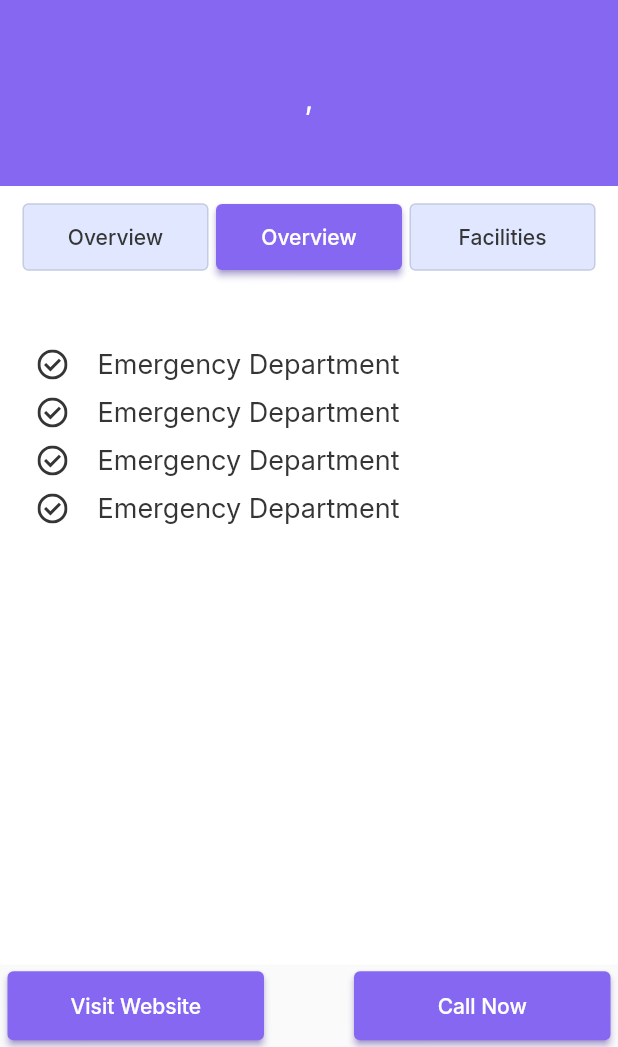
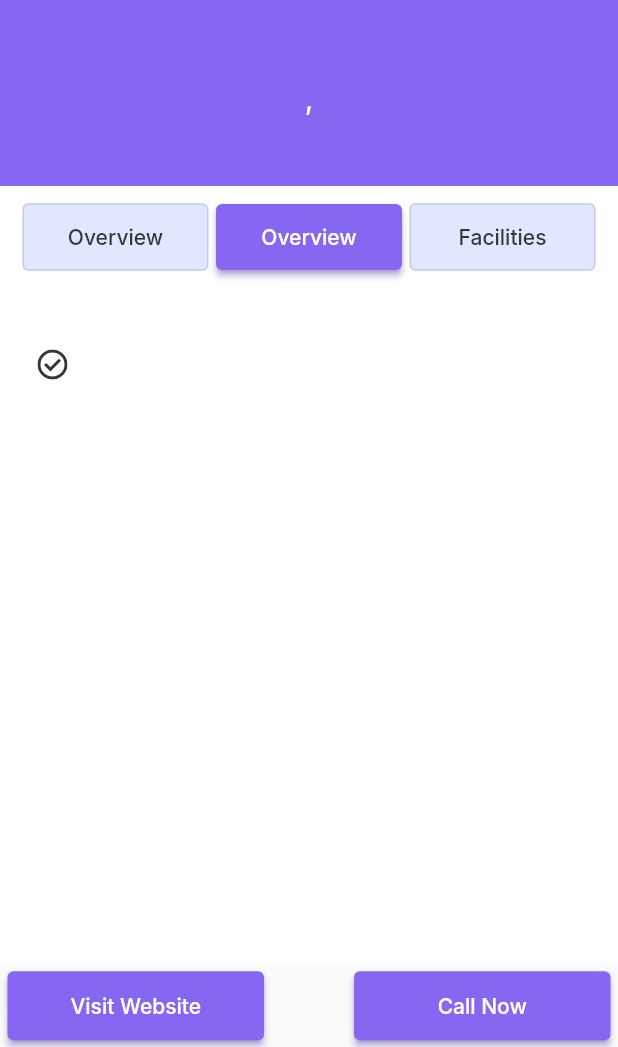
Before and after one commit to psalmuelle/medlink, a Flutter app: the HospitalInfoPage screen opened directly with empty values, after a tap on "Services", on a phone screen of 412 x 824 dp, the part 189-1236 px from its top. Run offline on Flutter 3.47's test engine with Material 2 defaults, Android fonts, the light colour scheme and no system bars; our stand-ins replace flutter_svg, google_fonts.

Commit message:
feat: add all info about hospital

```diff
--- a/lib/components/hospital_info.dart
+++ b/lib/components/hospital_info.dart
@@ -1,110 +1,156 @@
 import 'package:flutter/material.dart';
 import 'package:flutter_svg/flutter_svg.dart';
+import 'package:medlink/config/get_hospitals.dart';
 
 class OverviewPage extends StatelessWidget {
-  const OverviewPage({super.key});
+  const OverviewPage({super.key, required this.hospitalData});
+
+  final HospitalData hospitalData;
 
   @override
   Widget build(BuildContext context) {
     return SingleChildScrollView(
       child: Container(
           padding: const EdgeInsets.symmetric(vertical: 25, horizontal: 25),
-          child: Column(
-            mainAxisAlignment: MainAxisAlignment.start,
+          child: Table(
+            columnWidths: const {
+              0: FractionColumnWidth(0.4),
+              1: FractionColumnWidth(0.6)
+            },
             children: [
-              Row(
-                mainAxisAlignment: MainAxisAlignment.start,
-                crossAxisAlignment: CrossAxisAlignment.start,
-                children: [
-                  Text(
+              TableRow(children: [
+                Container(
+                  padding: const EdgeInsets.only(bottom: 20),
+                  child: Text(
                     'Address:',
                     style: Theme.of(context)
                         .textTheme
                         .displayMedium
                         ?.copyWith(fontSize: 20),
                   ),
-                  const SizedBox(
-                    width: 20,
                 ),
-                  Flexible(
+                Container(
+                  padding: const EdgeInsets.only(bottom: 20),
                   child: Text(
-                    'Rochester University, Arkansas, United State of America',
+                    hospitalData.address,
                     style: Theme.of(context).textTheme.bodyLarge?.copyWith(),
-                  ))
-                ],
                   ),
-              const SizedBox(
-                height: 10,
                 ),
-              Row(
-                mainAxisAlignment: MainAxisAlignment.start,
-                crossAxisAlignment: CrossAxisAlignment.start,
-                children: [
-                  Text(
-                    'Address:',
+              ]),
+              TableRow(children: [
+                Container(
+                  padding: const EdgeInsets.only(bottom: 20),
+                  child: Text(
+                    'Email:',
                     style: Theme.of(context)
                         .textTheme
                         .displayMedium
                         ?.copyWith(fontSize: 20),
                   ),
-                  const SizedBox(
-                    width: 20,
                 ),
-                  Flexible(
+                Container(
+                  padding: const EdgeInsets.only(bottom: 20),
                   child: Text(
-                    'Rochester University, Arkansas, United State of America',
+                    hospitalData.email,
                     style: Theme.of(context).textTheme.bodyLarge?.copyWith(),
-                  ))
-                ],
                   ),
-              const SizedBox(
-                height: 10,
                 ),
-              Row(
-                mainAxisAlignment: MainAxisAlignment.start,
-                crossAxisAlignment: CrossAxisAlignment.start,
-                children: [
-                  Text(
-                    'Address:',
+              ]),
+              TableRow(children: [
+                Container(
+                  padding: const EdgeInsets.only(bottom: 20),
+                  child: Text(
+                    'Operating Hours:',
                     style: Theme.of(context)
                         .textTheme
                         .displayMedium
                         ?.copyWith(fontSize: 20),
                   ),
-                  const SizedBox(
-                    width: 20,
                 ),
-                  Flexible(
+                Container(
+                  padding: const EdgeInsets.only(bottom: 20),
                   child: Text(
-                    'Rochester University, Arkansas, United State of America',
+                    hospitalData.operatingHours,
                     style: Theme.of(context).textTheme.bodyLarge?.copyWith(),
-                  ))
-                ],
                   ),
-              const SizedBox(
-                height: 10,
                 ),
-              Row(
-                mainAxisAlignment: MainAxisAlignment.start,
-                crossAxisAlignment: CrossAxisAlignment.start,
-                children: [
-                  Text(
-                    'Address:',
+              ]),
+              TableRow(children: [
+                Container(
+                  padding: const EdgeInsets.only(bottom: 20),
+                  child: Text(
+                    'Ownership:',
                     style: Theme.of(context)
                         .textTheme
                         .displayMedium
                         ?.copyWith(fontSize: 20),
                   ),
-                  const SizedBox(
-                    width: 20,
                 ),
-                  Flexible(
+                Container(
+                  padding: const EdgeInsets.only(bottom: 20),
                   child: Text(
-                    'Rochester University, Arkansas, United State of America',
+                    hospitalData.ownership,
                     style: Theme.of(context).textTheme.bodyLarge?.copyWith(),
-                  ))
-                ],
                   ),
+                ),
+              ]),
+              TableRow(children: [
+                Container(
+                  padding: const EdgeInsets.only(bottom: 20),
+                  child: Text(
+                    'Facility Type:',
+                    style: Theme.of(context)
+                        .textTheme
+                        .displayMedium
+                        ?.copyWith(fontSize: 20),
+                  ),
+                ),
+                Container(
+                  padding: const EdgeInsets.only(bottom: 20),
+                  child: Text(
+                    hospitalData.facilityType,
+                    style: Theme.of(context).textTheme.bodyLarge?.copyWith(),
+                  ),
+                ),
+              ]),
+              TableRow(children: [
+                Container(
+                  padding: const EdgeInsets.only(bottom: 20),
+                  child: Text(
+                    'Facility Level:',
+                    style: Theme.of(context)
+                        .textTheme
+                        .displayMedium
+                        ?.copyWith(fontSize: 20),
+                  ),
+                ),
+                Container(
+                  padding: const EdgeInsets.only(bottom: 20),
+                  child: Text(
+                    hospitalData.facilityLevel,
+                    style: Theme.of(context).textTheme.bodyLarge?.copyWith(),
+                  ),
+                ),
+              ]),
+              TableRow(children: [
+                Container(
+                  padding: const EdgeInsets.only(bottom: 20),
+                  child: Text(
+                    'Bed Spaces:',
+                    style: Theme.of(context)
+                        .textTheme
+                        .displayMedium
+                        ?.copyWith(fontSize: 20),
+                  ),
+                ),
+                Container(
+                  padding: const EdgeInsets.only(bottom: 20),
+                  child: Text(
+                    hospitalData.bedSpaces.toString(),
+                    style: Theme.of(context).textTheme.bodyLarge?.copyWith(),
+                  ),
+                ),
+              ]),
             ],
           )),
     );
@@ -112,17 +158,22 @@ class OverviewPage extends StatelessWidget {
 }
 
 class ServicesPage extends StatelessWidget {
-  const ServicesPage({super.key});
+  const ServicesPage({super.key, required this.servicesOffered});
+
+  final List servicesOffered;
 
   @override
   Widget build(BuildContext context) {
     return SingleChildScrollView(
         child: Container(
+      height: MediaQuery.of(context).size.height - 440.0,
       padding: const EdgeInsets.symmetric(vertical: 25, horizontal: 25),
-          child: Column(
-            mainAxisAlignment: MainAxisAlignment.start,
-            children: [
-              Row(
+      child: ListView.builder(
+          itemCount: servicesOffered.length,
+          itemBuilder: (context, index) {
+            return Container(
+              padding: const EdgeInsets.only(bottom: 20),
+              child: Row(
                 mainAxisAlignment: MainAxisAlignment.start,
                 crossAxisAlignment: CrossAxisAlignment.center,
                 children: [
@@ -135,15 +186,34 @@ class ServicesPage extends StatelessWidget {
                   ),
                   Flexible(
                       child: Text(
-                    'Emergency Department',
+                    servicesOffered[index],
                     style: Theme.of(context).textTheme.bodyLarge,
                   ))
                 ],
               ),
-              const SizedBox(
-                height: 10,
-              ),
-              Row(
+            );
+          }),
+    ));
+  }
+}
+
+class FacilitiesPage extends StatelessWidget {
+  const FacilitiesPage({super.key, required this.facilities});
+
+  final List facilities;
+
+  @override
+  Widget build(BuildContext context) {
+    return SingleChildScrollView(
+        child: Container(
+      height: MediaQuery.of(context).size.height - 440.0,
+      padding: const EdgeInsets.symmetric(vertical: 25, horizontal: 25),
+      child: ListView.builder(
+          itemCount: facilities.length,
+          itemBuilder: (context, index) {
+            return Container(
+              padding: const EdgeInsets.only(bottom: 20),
+              child: Row(
                 mainAxisAlignment: MainAxisAlignment.start,
                 crossAxisAlignment: CrossAxisAlignment.center,
                 children: [
@@ -156,159 +226,13 @@ class ServicesPage extends StatelessWidget {
                   ),
                   Flexible(
                       child: Text(
-                    'Emergency Department',
+                    facilities[index],
                     style: Theme.of(context).textTheme.bodyLarge,
                   ))
                 ],
               ),
-              const SizedBox(
-                height: 10,
-              ),
-              Row(
-                mainAxisAlignment: MainAxisAlignment.start,
-                crossAxisAlignment: CrossAxisAlignment.center,
-                children: [
-                  SvgPicture.asset(
-                    'assets/check.svg',
-                    semanticsLabel: 'checkbox',
-                  ),
-                  const SizedBox(
-                    width: 20,
-                  ),
-                  Flexible(
-                      child: Text(
-                    'Emergency Department',
-                    style: Theme.of(context).textTheme.bodyLarge,
-                  ))
-                ],
-              ),
-              const SizedBox(
-                height: 10,
-              ),
-              Row(
-                mainAxisAlignment: MainAxisAlignment.start,
-                crossAxisAlignment: CrossAxisAlignment.center,
-                children: [
-                  SvgPicture.asset(
-                    'assets/check.svg',
-                    semanticsLabel: 'checkbox',
-                  ),
-                  const SizedBox(
-                    width: 20,
-                  ),
-                  Flexible(
-                      child: Text(
-                    'Emergency Department',
-                    style: Theme.of(context).textTheme.bodyLarge,
-                  ))
-                ],
-              ),
-              const SizedBox(
-                height: 10,
-              ),
-            ],
-          )),
             );
+          }),
+    ));
   }
 }
-
-class FacilitiesPage extends StatelessWidget {
-  const FacilitiesPage({super.key});
-
-  @override
-  Widget build(BuildContext context) {
-    return SingleChildScrollView(
-      child: Container(
-          padding: const EdgeInsets.symmetric(vertical: 25, horizontal: 25),
-          child: Column(
-            mainAxisAlignment: MainAxisAlignment.start,
-            children: [
-              Row(
-                mainAxisAlignment: MainAxisAlignment.start,
-                crossAxisAlignment: CrossAxisAlignment.center,
-                children: [
-                  SvgPicture.asset(
-                    'assets/check.svg',
-                    semanticsLabel: 'checkbox',
-                  ),
-                  const SizedBox(
-                    width: 20,
-                  ),
-                  Flexible(
-                      child: Text(
-                    'Emergency Department',
-                    style: Theme.of(context).textTheme.bodyLarge,
-                  ))
-                ],
-              ),
-              const SizedBox(
-                height: 10,
-              ),
-              Row(
-                mainAxisAlignment: MainAxisAlignment.start,
-                crossAxisAlignment: CrossAxisAlignment.center,
-                children: [
-                  SvgPicture.asset(
-                    'assets/check.svg',
-                    semanticsLabel: 'checkbox',
-                  ),
-                  const SizedBox(
-                    width: 20,
-                  ),
-                  Flexible(
-                      child: Text(
-                    'Emergency Department',
-                    style: Theme.of(context).textTheme.bodyLarge,
-                  ))
-                ],
-              ),
-              const SizedBox(
-                height: 10,
-              ),
-              Row(
-                mainAxisAlignment: MainAxisAlignment.start,
-                crossAxisAlignment: CrossAxisAlignment.center,
-                children: [
-                  SvgPicture.asset(
-                    'assets/check.svg',
-                    semanticsLabel: 'checkbox',
-                  ),
-                  const SizedBox(
-                    width: 20,
-                  ),
-                  Flexible(
-                      child: Text(
-                    'Emergency Department',
-                    style: Theme.of(context).textTheme.bodyLarge,
-                  ))
-                ],
-              ),
-              const SizedBox(
-                height: 10,
-              ),
-              Row(
-                mainAxisAlignment: MainAxisAlignment.start,
-                crossAxisAlignment: CrossAxisAlignment.center,
-                children: [
-                  SvgPicture.asset(
-                    'assets/check.svg',
-                    semanticsLabel: 'checkbox',
-                  ),
-                  const SizedBox(
-                    width: 20,
-                  ),
-                  Flexible(
-                      child: Text(
-                    'Opthalmology',
-                    style: Theme.of(context).textTheme.bodyLarge,
-                  ))
-                ],
-              ),
-              const SizedBox(
-                height: 10,
-              ),
-            ],
-          )),
-    );
-  }
-}
--- a/lib/pages/hospital_information.dart
+++ b/lib/pages/hospital_information.dart
@@ -152,10 +152,10 @@ class _HospitalInfoState extends State<HospitalInfoPage> {
                 height: MediaQuery.of(context).size.height - 440.0,
                 child: PageView(
                   controller: infoController,
-                  children: const [
-                    OverviewPage(),
-                    ServicesPage(),
-                    FacilitiesPage()
+                  children:  [
+                    OverviewPage(hospitalData: widget.hospitalData,),
+                    ServicesPage(servicesOffered:  widget.hospitalData.servicesOffered.split(','),),
+                    FacilitiesPage(facilities: widget.hospitalData.otherFacilities.split(','),)
                   ],
                 ),
               ),
```
Lines whose indentation alone changed are shown as unchanged.
